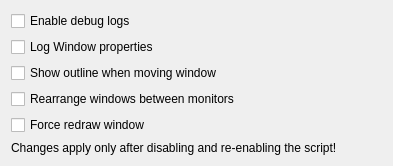
The window that contents/ui/config.ui (ragusa87/kde-tiling-on-drag) describes before a commit, drawn with Qt 5.
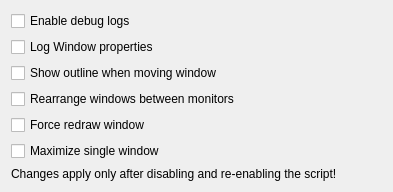
The same window after the commit.

Commit message: Expose maximizeSingleWindow setting

```diff
--- a/contents/ui/config.ui
+++ b/contents/ui/config.ui
@@ -59,6 +59,13 @@
     </widget>
    </item>
    <item row="5" column="0">
+    <widget class="QCheckBox" name="kcfg_maximizeSingleWindow">
+     <property name="text">
+      <string>Maximize single window</string>
+     </property>
+    </widget>
+   </item>
+   <item row="6" column="0">
     <widget class="QLabel" name="label" >
      <property name="text">
       <string>Changes apply only after disabling and re-enabling the script!</string>
```
The commit also changes 3 other files.
